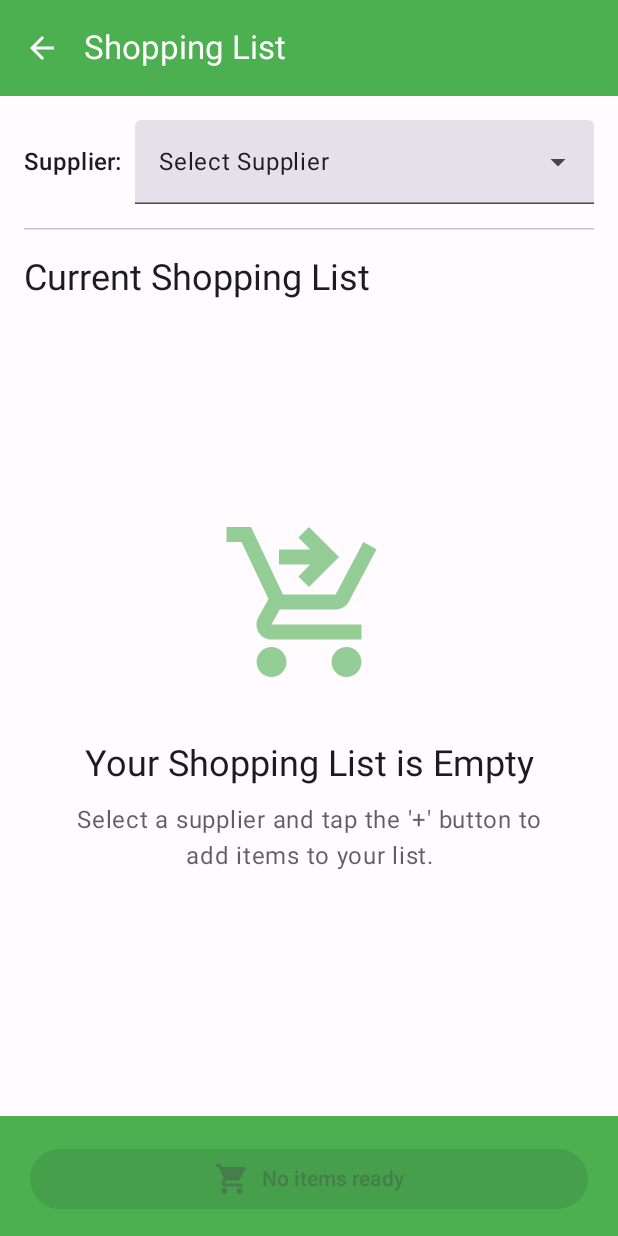
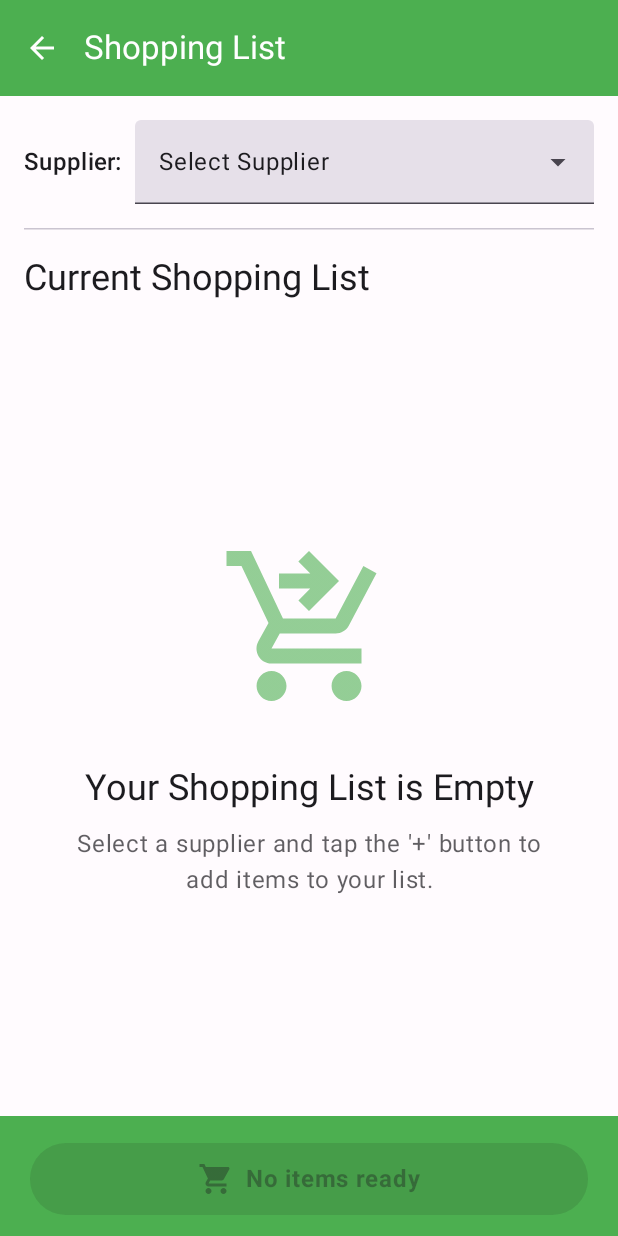
Before and after one commit to ibfahd/ExpenseTracker, an Android app built with Jetpack Compose: the ShoppingListActivity screen opened directly, with no data from a screen before it, on a phone screen of 412 x 824 dp. Run offline under Robolectric (Android 15) with nearby library versions, the phone set to English and light mode, and no system bars; our stand-ins replace Room's generated code.

Commit message:
Fixing "Validate Button"

```diff
--- a/app/build.gradle.kts
+++ b/app/build.gradle.kts
@@ -15,8 +15,8 @@ android {
         applicationId = "com.fahdev.expensetracker"
         minSdk = 24
         targetSdk = 36
-        versionCode = 5
-        versionName = "1.3"
+        versionCode = 6
+        versionName = "1.4"
 
         testInstrumentationRunner = "androidx.test.runner.AndroidJUnitRunner"
         ndk {
--- a/app/src/main/java/com/fahdev/expensetracker/ShoppingListActivity.kt
+++ b/app/src/main/java/com/fahdev/expensetracker/ShoppingListActivity.kt
@@ -5,7 +5,9 @@ import android.os.Bundle
 import androidx.activity.ComponentActivity
 import androidx.activity.compose.setContent
 import androidx.appcompat.app.AppCompatActivity
+import androidx.compose.foundation.layout.Arrangement
 import androidx.compose.foundation.layout.Column
+import androidx.compose.foundation.layout.PaddingValues
 import androidx.compose.foundation.layout.Row
 import androidx.compose.foundation.layout.Spacer
 import androidx.compose.foundation.layout.fillMaxSize
@@ -29,6 +31,7 @@ import androidx.compose.material3.Badge
 import androidx.compose.material3.BadgedBox
 import androidx.compose.material3.BottomAppBar
 import androidx.compose.material3.Button
+import androidx.compose.material3.ButtonDefaults
 import androidx.compose.material3.Card
 import androidx.compose.material3.CardDefaults
 import androidx.compose.material3.CircularProgressIndicator
@@ -124,13 +127,12 @@ fun ShoppingListScreen(
     val allSuppliers by shoppingListViewModel.allSuppliers.collectAsState(initial = emptyList())
     val shoppingListItems by shoppingListViewModel.shoppingListItems.collectAsState(initial = emptyList())
     val allProducts by shoppingListViewModel.allProducts.collectAsState(initial = emptyList())
-    //val allCategories by expenseViewModel.allCategories.collectAsState(initial = emptyList())
 
     var expandedSupplierDropdown by remember { mutableStateOf(false) }
     var showAddShoppingItemDialog by remember { mutableStateOf(false) }
     var newProductIdForAddItemDialog by remember { mutableStateOf<Int?>(null) }
     var newProductTextForAddItemDialog by remember { mutableStateOf("") }
-    var newPlannedQuantityForAddItemDialog by remember { mutableStateOf("") } // Changed from newQuantity...
+    var newPlannedQuantityForAddItemDialog by remember { mutableStateOf("") }
     var newUnitForAddItemDialog by remember { mutableStateOf("") }
     var expandedProductDropdownForAddItemDialog by remember { mutableStateOf(false) }
     var showAddProductDialog by remember { mutableStateOf(false) }
@@ -139,7 +141,7 @@ fun ShoppingListScreen(
 
     var isValidating by remember { mutableStateOf(false) }
 
-    val validationStats = remember {
+    val validationStats by remember(shoppingListItems) {
         derivedStateOf {
             val validItems = shoppingListItems.filter { it.purchasedQuantity > 0.0 && it.unitPrice != null }
             val totalCost = validItems.sumOf { it.purchasedQuantity * (it.unitPrice ?: 0.0) }
@@ -150,7 +152,7 @@ fun ShoppingListScreen(
                 hasValidItems = validItems.isNotEmpty()
             )
         }
-    }.value
+    }
 
     Scaffold(
         topBar = {
@@ -175,7 +177,7 @@ fun ShoppingListScreen(
                     showAddShoppingItemDialog = true
                     newProductIdForAddItemDialog = null
                     newProductTextForAddItemDialog = ""
-                    newPlannedQuantityForAddItemDialog = "" // Reset planned quantity
+                    newPlannedQuantityForAddItemDialog = ""
                     newUnitForAddItemDialog = ""
                     expandedProductDropdownForAddItemDialog = false
                 }) {
@@ -184,86 +186,54 @@ fun ShoppingListScreen(
             }
         },
         bottomBar = {
+            // The BottomAppBar now only contains the button, ensuring it has a stable height.
             BottomAppBar(
                 containerColor = MaterialTheme.colorScheme.primary,
                 contentColor = MaterialTheme.colorScheme.onPrimary
             ) {
-                Column(
-                    modifier = Modifier
-                        .fillMaxWidth()
-                        .padding(horizontal = 16.dp, vertical = 8.dp)
-                ) {
-                    // Show validation summary
-                    if (validationStats.totalItems > 0) {
-                        Text(
-                            text = stringResource(
-                                R.string.validation_summary,
-                                validationStats.validItemsCount,
-                                validationStats.totalItems
-                            ),
-                            style = MaterialTheme.typography.bodySmall,
-                            color = MaterialTheme.colorScheme.onPrimary.copy(alpha = 0.8f),
-                            modifier = Modifier.padding(bottom = 4.dp)
-                        )
-
-                        if (validationStats.totalCost > 0) {
-                            Text(
-                                text = stringResource(R.string.total_cost, validationStats.totalCost),
-                                style = MaterialTheme.typography.bodySmall,
-                                fontWeight = FontWeight.Medium,
-                                color = MaterialTheme.colorScheme.onPrimary,
-                                modifier = Modifier.padding(bottom = 8.dp)
-                            )
-                        }
-                    }
-
-                    // Improved validation button
                 Button(
                     onClick = { showConfirmValidateDialog = true },
                     enabled = validationStats.hasValidItems && !isValidating,
-                        modifier = Modifier.fillMaxWidth()
+                    modifier = Modifier.fillMaxWidth().padding(horizontal = 16.dp),
+                    colors = ButtonDefaults.buttonColors(
+                        containerColor = MaterialTheme.colorScheme.secondary,
+                        contentColor = MaterialTheme.colorScheme.onSecondary,
+                        disabledContainerColor = MaterialTheme.colorScheme.onSurface.copy(alpha = 0.12f),
+                        disabledContentColor = MaterialTheme.colorScheme.onSurface.copy(alpha = 0.38f)
+                    ),
+                    contentPadding = PaddingValues(vertical = 12.dp)
                 ) {
                     if (isValidating) {
                         CircularProgressIndicator(
-                                modifier = Modifier.size(16.dp),
+                            modifier = Modifier.size(24.dp),
                             strokeWidth = 2.dp,
-                                color = MaterialTheme.colorScheme.onPrimary
+                            color = MaterialTheme.colorScheme.onSecondary
                         )
                         Spacer(Modifier.width(8.dp))
-                            Text(stringResource(R.string.processing_purchases))
+                        Text(
+                            stringResource(R.string.processing_purchases),
+                            style = MaterialTheme.typography.bodyLarge,
+                            fontWeight = FontWeight.Bold
+                        )
                     } else {
                         BadgedBox(
                             badge = {
                                 if (validationStats.validItemsCount > 0) {
-                                        Badge(
-                                            containerColor = MaterialTheme.colorScheme.secondary,
-                                            contentColor = MaterialTheme.colorScheme.onSecondary
-                                        ) {
-                                            Text(
-                                                text = validationStats.validItemsCount.toString(),
-                                                style = MaterialTheme.typography.labelSmall
-                                            )
-                                        }
+                                    Badge { Text(validationStats.validItemsCount.toString()) }
                                 }
                             }
                         ) {
                             Icon(
-                                    imageVector = if (validationStats.hasValidItems)
-                                        Icons.Default.CheckCircle
-                                    else
-                                        Icons.Default.ShoppingCart,
+                                imageVector = if (validationStats.hasValidItems) Icons.Default.CheckCircle else Icons.Default.ShoppingCart,
                                 contentDescription = null
                             )
                         }
                         Spacer(Modifier.width(8.dp))
                         Text(
-                                text = if (validationStats.hasValidItems)
-                                    stringResource(R.string.complete_shopping)
-                                else
-                                    stringResource(R.string.no_items_ready),
-                                fontWeight = FontWeight.Medium
+                            text = if (validationStats.hasValidItems) stringResource(R.string.complete_shopping) else stringResource(R.string.no_items_ready),
+                            style = MaterialTheme.typography.bodyLarge,
+                            fontWeight = FontWeight.Bold
                         )
-                        }
                     }
                 }
             }
@@ -273,10 +243,11 @@ fun ShoppingListScreen(
             modifier = Modifier
                 .fillMaxSize()
                 .padding(paddingValues)
-                .padding(16.dp)
+                .padding(horizontal = 16.dp)
         ) {
+            // Top section with supplier selection
             Row(
-                modifier = Modifier.fillMaxWidth(),
+                modifier = Modifier.fillMaxWidth().padding(top = 16.dp),
                 verticalAlignment = Alignment.CenterVertically
             ) {
                 Text(stringResource(R.string.supplier_label), style = MaterialTheme.typography.titleMedium)
@@ -319,10 +290,12 @@ fun ShoppingListScreen(
             Text(stringResource(R.string.current_shopping_list_title), style = MaterialTheme.typography.headlineSmall)
             Spacer(Modifier.height(8.dp))
 
+            // Main content area for the list
             if (shoppingListItems.isEmpty()) {
                 Column(
-                    modifier = Modifier.fillMaxSize().padding(paddingValues),
-                    horizontalAlignment = Alignment.CenterHorizontally
+                    modifier = Modifier.weight(1f),
+                    horizontalAlignment = Alignment.CenterHorizontally,
+                    verticalArrangement = Arrangement.Center
                 ) {
                     EmptyState(
                         icon = Icons.Outlined.ShoppingCartCheckout,
@@ -331,7 +304,7 @@ fun ShoppingListScreen(
                     )
                 }
             } else {
-                LazyColumn(modifier = Modifier.fillMaxWidth()) {
+                LazyColumn(modifier = Modifier.weight(1f)) {
                     items(shoppingListItems, key = { it.id }) { item ->
                         ShoppingListItemCard(
                             item = item,
@@ -344,6 +317,33 @@ fun ShoppingListScreen(
                             allProducts = allProducts
                         )
                         Spacer(Modifier.height(8.dp))
+                    }
+                }
+            }
+
+            // The summary text is now here, at the bottom of the main content area,
+            // just above the BottomAppBar.
+            if (validationStats.totalItems > 0) {
+                Column(
+                    modifier = Modifier.fillMaxWidth().padding(vertical = 8.dp),
+                    horizontalAlignment = Alignment.CenterHorizontally
+                ) {
+                    Text(
+                        text = stringResource(
+                            R.string.validation_summary,
+                            validationStats.validItemsCount,
+                            validationStats.totalItems
+                        ),
+                        style = MaterialTheme.typography.bodyMedium,
+                        color = MaterialTheme.colorScheme.onSurfaceVariant
+                    )
+                    if (validationStats.totalCost > 0) {
+                        Text(
+                            text = stringResource(R.string.total_cost, validationStats.totalCost),
+                            style = MaterialTheme.typography.bodyLarge,
+                            fontWeight = FontWeight.Bold,
+                            color = MaterialTheme.colorScheme.primary
+                        )
                     }
                 }
             }
@@ -369,8 +369,6 @@ fun ShoppingListScreen(
                 Column {
                     Text(stringResource(R.string.confirm_purchases_message))
                     Spacer(Modifier.height(8.dp))
-
-                    // Show validation summary in dialog
                     Card(
                         colors = CardDefaults.cardColors(
                             containerColor = MaterialTheme.colorScheme.primaryContainer
@@ -482,6 +480,7 @@ fun ShoppingListScreen(
                                         showAddProductDialog = true
                                         expandedProductDropdownForAddItemDialog = false
                                     }
+
                                 )
                                 Spacer(Modifier.height(8.dp))
                             }
@@ -499,13 +498,13 @@ fun ShoppingListScreen(
                     }
                     Spacer(Modifier.height(8.dp))
                     OutlinedTextField(
-                        value = newPlannedQuantityForAddItemDialog, // Use newPlannedQuantity...
+                        value = newPlannedQuantityForAddItemDialog,
                         onValueChange = { newValue ->
                             if (newValue.matches(Regex("""^\d*\.?\d*$"""))) {
                                 newPlannedQuantityForAddItemDialog = newValue
                             }
                         },
-                        label = { Text(stringResource(R.string.quantity_label)) }, // This label means "Planned Quantity"
+                        label = { Text(stringResource(R.string.quantity_label)) },
                         keyboardOptions = KeyboardOptions(keyboardType = KeyboardType.Number),
                         modifier = Modifier.fillMaxWidth()
                     )
@@ -522,7 +521,7 @@ fun ShoppingListScreen(
                 TextButton(
                     onClick = {
                         val productId = newProductIdForAddItemDialog
-                        val plannedQuantity = newPlannedQuantityForAddItemDialog.toDoubleOrNull() // Parse planned quantity
+                        val plannedQuantity = newPlannedQuantityForAddItemDialog.toDoubleOrNull()
                         if (productId != null && plannedQuantity != null && plannedQuantity > 0) {
                             shoppingListViewModel.addShoppingItem(productId, newUnitForAddItemDialog.ifBlank { null }, plannedQuantity)
                             showAddShoppingItemDialog = false
@@ -569,26 +568,21 @@ fun ShoppingListItemCard(
 ) {
     val productName = allProducts.find { it.id == item.productId }?.name ?: stringResource(R.string.unknown_product)
 
-    // State for purchased quantity text field. Keyed by item.id.
     var purchasedQuantityText by remember(item.id) {
         mutableStateOf(item.purchasedQuantity.toString().takeIf { it != "0.0" } ?: "")
     }
-    // State for unit price text field. Keyed by item.id.
     var unitPriceText by remember(item.id) {
         mutableStateOf(item.unitPrice?.toString() ?: "")
     }
 
-    // Effect to synchronize purchasedQuantityText with item.purchasedQuantity from the model
     LaunchedEffect(item.purchasedQuantity) {
         val modelPurchasedQty = item.purchasedQuantity
         val textAsDouble = purchasedQuantityText.toDoubleOrNull()
-        // Update text field if it doesn't match the model, avoiding overwrite of user's partial input like "."
         if (textAsDouble != modelPurchasedQty) {
             purchasedQuantityText = if (modelPurchasedQty > 0.0) modelPurchasedQty.toString() else ""
         }
     }
 
-    // Effect to synchronize unitPriceText with item.unitPrice from the model
     LaunchedEffect(item.unitPrice) {
         val modelPrice = item.unitPrice
         val textAsDouble = unitPriceText.toDoubleOrNull()
@@ -617,7 +611,6 @@ fun ShoppingListItemCard(
                 color = MaterialTheme.colorScheme.onSurfaceVariant
             )
             Spacer(Modifier.height(4.dp))
-            // Display the PLANNED quantity
             Text(
                 text = "${stringResource(R.string.planned_quantity_display)}: ${item.plannedQuantity} ${item.unit.orEmpty()}",
                 style = MaterialTheme.typography.bodySmall
@@ -800,7 +793,6 @@ fun AddProductDialog(
 @Composable
 fun PreviewShoppingListScreen() {
     ExpenseTrackerTheme {
-        // Correctly create ViewModel for preview using the factory
         val context = LocalContext.current
         val application = context.applicationContext as Application
         val shoppingListViewModel: ShoppingListViewModel = viewModel(factory = ShoppingListViewModelFactory(application))
```
Lines whose indentation alone changed are shown as unchanged.
